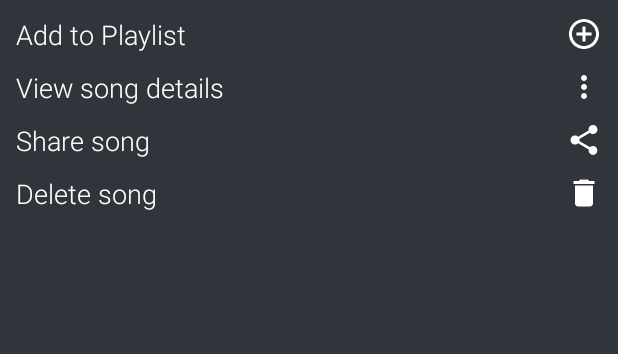
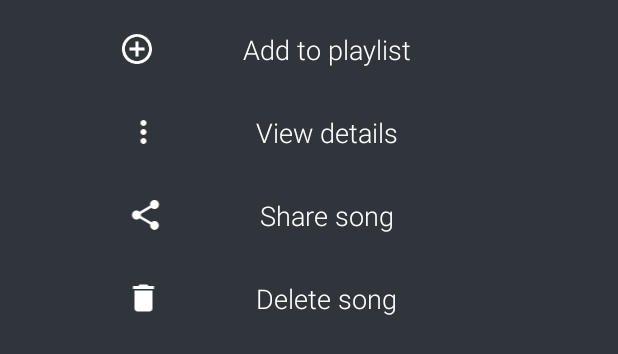
Before and after one commit to richardmachage/MusicPlayer, an Android app: the layout song_options_bottom_sheet.xml on its own in the app's theme, with its tools: preview values and no code run, on a phone screen of 412 x 824 dp. Shown: the top 354 px of the screen. Run offline under Robolectric (Android 15) with nearby library versions, the phone set to English and light mode, and no system bars.

Commit message:
song details bottom sheet layout

```diff
--- a/app/src/main/java/com/example/musicplayer/screens/main/BottomSheetSongOptions.kt
+++ b/app/src/main/java/com/example/musicplayer/screens/main/BottomSheetSongOptions.kt
@@ -24,7 +24,8 @@ class BottomSheetSongOptions : BottomSheetDialogFragment(){
     ): View? {
 
         //inflate the view here
-        return inflater.inflate(R.layout.song_options_bottom_sheet, container, false)
+        bottomSheetBinding = SongOptionsBottomSheetBinding.inflate(layoutInflater)
+        return binding.root
     }
 
     override fun onViewCreated(view: View, savedInstanceState: Bundle?) {
--- a/app/src/main/java/com/example/musicplayer/screens/main/MainActivity.kt
+++ b/app/src/main/java/com/example/musicplayer/screens/main/MainActivity.kt
@@ -24,6 +24,7 @@ class MainActivity : AppCompatActivity() {
     private val binding get() = mainBinding
     private lateinit var viewModel: MainViewModel
     private var PERMISSION_REQUEST_CODE = 111
+    val bottomSheetSongOptions = BottomSheetSongOptions()
 
     private val permissions = arrayOf(
         Manifest.permission.READ_EXTERNAL_STORAGE,
@@ -204,6 +205,10 @@ class MainActivity : AppCompatActivity() {
             }
         }
 
+        binding.songOptionsImagebutton.setOnClickListener {
+            bottomSheetSongOptions.show(supportFragmentManager,"Bottom sheet dialog")
+        }
+
     }
 
     private fun navigateToSearchFragment() {
--- a/app/src/main/res/layout/song_options_bottom_sheet.xml
+++ b/app/src/main/res/layout/song_options_bottom_sheet.xml
@@ -10,25 +10,29 @@
         android:id="@+id/addToPlaylist_LinearLayout"
         android:layout_width="match_parent"
         android:layout_height="wrap_content"
-        android:layout_margin="5dp"
+        android:padding="5dp"
+        android:layout_margin="10dp"
         android:gravity="center_horizontal"
         android:orientation="horizontal"
 
         >
 
+
+        <ImageView
+            android:layout_width="wrap_content"
+            android:layout_height="wrap_content"
+            android:layout_weight="1"
+            android:src="@drawable/add_circle_icon" />
         <com.google.android.material.textview.MaterialTextView
             android:layout_width="wrap_content"
             android:layout_height="wrap_content"
             android:layout_weight="1"
             android:fontFamily="sans-serif-light"
-            android:text="Add to Playlist"
+            android:text="Add to playlist"
             android:textColor="@color/white"
-            android:textSize="18sp" />
+            android:textSize="18sp"
+            />
 
-        <ImageView
-            android:layout_width="wrap_content"
-            android:layout_height="wrap_content"
-            android:src="@drawable/add_circle_icon" />
 
     </LinearLayout>
 
@@ -36,25 +40,28 @@
         android:id="@+id/viewDetails_LinearLayout"
         android:layout_width="match_parent"
         android:layout_height="wrap_content"
-        android:layout_margin="5dp"
+        android:padding="5dp"
+        android:layout_margin="10dp"
         android:gravity="center_horizontal"
         android:orientation="horizontal"
 
         >
 
+        <ImageView
+            android:layout_width="wrap_content"
+            android:layout_height="wrap_content"
+            android:src="@drawable/options_icon"
+            android:layout_weight="1"
+            />
         <com.google.android.material.textview.MaterialTextView
             android:layout_width="wrap_content"
             android:layout_height="wrap_content"
             android:layout_weight="1"
             android:fontFamily="sans-serif-light"
-            android:text="View song details"
+            android:text="View details"
             android:textColor="@color/white"
             android:textSize="18sp" />
 
-        <ImageView
-            android:layout_width="wrap_content"
-            android:layout_height="wrap_content"
-            android:src="@drawable/options_icon" />
 
     </LinearLayout>
 
@@ -62,25 +69,25 @@
         android:id="@+id/share_LinearLayout"
         android:layout_width="match_parent"
         android:layout_height="wrap_content"
-        android:layout_margin="5dp"
+        android:padding="5dp"
+        android:layout_margin="10dp"
         android:gravity="center_horizontal"
         android:orientation="horizontal"
-
         >
-
-        <com.google.android.material.textview.MaterialTextView
-            android:layout_width="wrap_content"
-            android:layout_height="wrap_content"
-            android:layout_weight="1"
-            android:fontFamily="sans-serif-light"
-            android:text="Share song"
-            android:textColor="@color/white"
-            android:textSize="18sp" />
 
         <ImageView
             android:layout_width="wrap_content"
             android:layout_height="wrap_content"
+            android:layout_weight="1"
             android:src="@drawable/share_icon" />
+        <com.google.android.material.textview.MaterialTextView
+            android:layout_width="wrap_content"
+            android:layout_height="wrap_content"
+            android:fontFamily="sans-serif-light"
+            android:text="Share song"
+            android:layout_weight="1"
+            android:textColor="@color/white"
+            android:textSize="18sp" />
 
     </LinearLayout>
 
@@ -88,9 +95,17 @@
         android:id="@+id/deleteSong_LinearLayout"
         android:layout_width="match_parent"
         android:layout_height="wrap_content"
-        android:layout_margin="5dp"
+        android:padding="5dp"
+        android:layout_margin="10dp"
         android:gravity="center_horizontal"
         android:orientation="horizontal">
+
+        <ImageView
+            android:layout_width="wrap_content"
+            android:layout_height="wrap_content"
+            android:layout_weight="1"
+
+            android:src="@drawable/delete_icon" />
 
         <com.google.android.material.textview.MaterialTextView
             android:layout_width="wrap_content"
@@ -101,10 +116,6 @@
             android:textColor="@color/white"
             android:textSize="18sp" />
 
-        <ImageView
-            android:layout_width="wrap_content"
-            android:layout_height="wrap_content"
-            android:src="@drawable/delete_icon" />
 
     </LinearLayout>
 
```
Also changed, not shown: app/src/main/res/layout/view_details_bottom_sheet.xml (added, +177 -0 lines).
